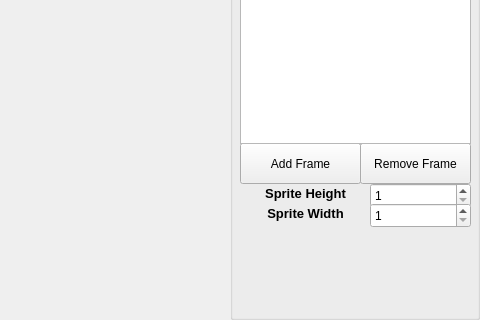
Above: view.ui from Kalean75/Sprite_Editor before the change; both pictures show x 800 to 1280 and y 400 to 720 of the 1280 by 720 pixel window. Below: the same form after it.
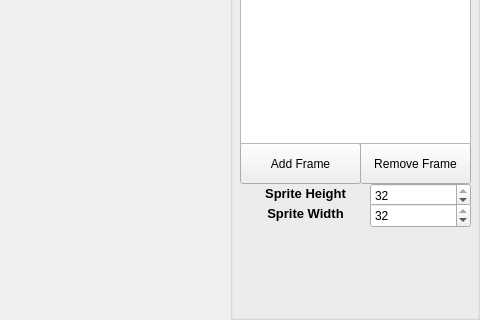
That is the form after the change. Icons and pictures are not drawn.

Diff of the .ui file:
```diff
--- a/view.ui
+++ b/view.ui
@@ -399,6 +399,9 @@
          <property name="singleStep">
           <number>2</number>
          </property>
+         <property name="value">
+          <number>32</number>
+         </property>
         </widget>
         <widget class="QSpinBox" name="spriteWidth">
          <property name="geometry">
@@ -418,6 +421,9 @@
          <property name="singleStep">
           <number>2</number>
          </property>
+         <property name="value">
+          <number>32</number>
+         </property>
         </widget>
         <widget class="QLabel" name="label_2">
          <property name="geometry">
```
